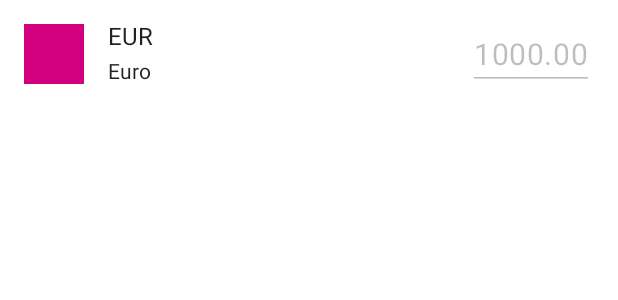
After one commit to meewii/rate-converter, an Android app: the layout li_rate_display.xml on its own in the app's theme, with its tools: preview values and no code run, on a phone screen of 412 x 824 dp. The commit adds this screen. Shown: the top 300 px of the screen. Run offline under Robolectric (Android 15) with nearby library versions, the phone set to English and light mode, and no system bars.

Commit message:
split item types and set click listener

```diff
--- a/app/src/main/java/com/meewii/rateconverter/ui/MainActivity.kt
+++ b/app/src/main/java/com/meewii/rateconverter/ui/MainActivity.kt
@@ -18,7 +18,9 @@ class MainActivity : AppCompatActivity() {
   @Inject
   lateinit var mainViewModel: MainViewModel
 
-  private val viewAdapter: MainListAdapter = MainListAdapter()
+  private val viewAdapter: MainListAdapter = MainListAdapter() { item ->
+    mainViewModel.subscribeToRates(item.currencyCode)
+  }
 
   private val rateListObserver = Observer<List<Rate>> { rates ->
     rates?.let {
--- a/app/src/main/java/com/meewii/rateconverter/ui/Models.kt
+++ b/app/src/main/java/com/meewii/rateconverter/ui/Models.kt
@@ -8,6 +8,6 @@ data class Rate(
   val nameResId: Int
 ) {
 
-  fun calculatedValue(baseCurrencyValue: Double) = baseCurrencyValue * value
+  fun calculatedValue(userInput: Double) = userInput * value
 
 }
--- /dev/null
+++ b/app/src/main/res/layout/li_rate_display.xml
@@ -0,0 +1,85 @@
+<?xml version="1.0" encoding="utf-8"?>
+<layout xmlns:android="http://schemas.android.com/apk/res/android"
+    xmlns:app="http://schemas.android.com/apk/res-auto"
+    xmlns:tools="http://schemas.android.com/tools">
+
+  <data>
+
+    <variable
+        name="rate"
+        type="com.meewii.rateconverter.ui.Rate" />
+
+    <variable
+        name="calculatedValue"
+        type="Double" />
+
+    <variable
+        name="onClickListener"
+        type="kotlin.jvm.functions.Function0" />
+
+  </data>
+
+  <androidx.constraintlayout.widget.ConstraintLayout
+      android:layout_width="match_parent"
+      android:layout_height="wrap_content"
+      android:onClick="@{()-> onClickListener.invoke()}"
+      android:minHeight="72dp">
+
+    <ImageView
+        android:id="@+id/ui_flag"
+        android:layout_width="40dp"
+        android:layout_height="40dp"
+        android:layout_margin="16dp"
+        android:contentDescription="@string/flag_description"
+        app:contentDescriptionRes="@{rate.nameResId}"
+        app:iconRes="@{rate.flagResId}"
+        app:layout_constraintBottom_toBottomOf="parent"
+        app:layout_constraintEnd_toStartOf="@+id/ui_currency_code"
+        app:layout_constraintStart_toStartOf="parent"
+        app:layout_constraintTop_toTopOf="parent"
+        tools:src="@color/secondary_dark" />
+
+    <TextView
+        android:id="@+id/ui_currency_code"
+        android:layout_width="0dp"
+        android:layout_height="wrap_content"
+        android:layout_marginStart="72dp"
+        android:text="@{rate.currencyCode}"
+        android:textAppearance="?attr/textAppearanceListItem"
+        android:translationY="-2.62sp"
+        app:layout_constraintBottom_toTopOf="@+id/ui_currency_name"
+        app:layout_constraintEnd_toStartOf="@+id/ui_value"
+        app:layout_constraintStart_toStartOf="parent"
+        app:layout_constraintTop_toTopOf="parent"
+        app:layout_constraintVertical_chainStyle="packed"
+        tools:text="EUR" />
+
+    <TextView
+        android:id="@+id/ui_currency_name"
+        android:layout_width="0dp"
+        android:layout_height="wrap_content"
+        android:layout_marginStart="72dp"
+        android:textAppearance="?attr/textAppearanceListItemSecondary"
+        app:layout_constraintBottom_toBottomOf="parent"
+        app:layout_constraintEnd_toStartOf="@+id/ui_value"
+        app:layout_constraintStart_toStartOf="parent"
+        app:layout_constraintTop_toBottomOf="@id/ui_currency_code"
+        app:textRes="@{rate.nameResId}"
+        tools:text="Euro" />
+
+    <EditText
+        android:id="@+id/ui_value"
+        android:layout_width="wrap_content"
+        android:layout_height="wrap_content"
+        android:layout_marginEnd="16dp"
+        android:textAppearance="@style/AppTheme.Text.RateValue"
+        app:layout_constraintBottom_toBottomOf="parent"
+        app:layout_constraintEnd_toEndOf="parent"
+        app:layout_constraintTop_toTopOf="parent"
+        app:rateValue="@{calculatedValue}"
+        android:enabled="false"
+        android:focusable="false"
+        tools:text="1000.00" />
+
+  </androidx.constraintlayout.widget.ConstraintLayout>
+</layout>
```
Also changed, not shown: app/src/main/java/com/meewii/rateconverter/ui/MainListAdapter.kt (+52 -15 lines), app/src/main/res/layout/li_rate_input.xml (renamed from app/src/main/res/layout/li_rate.xml).
